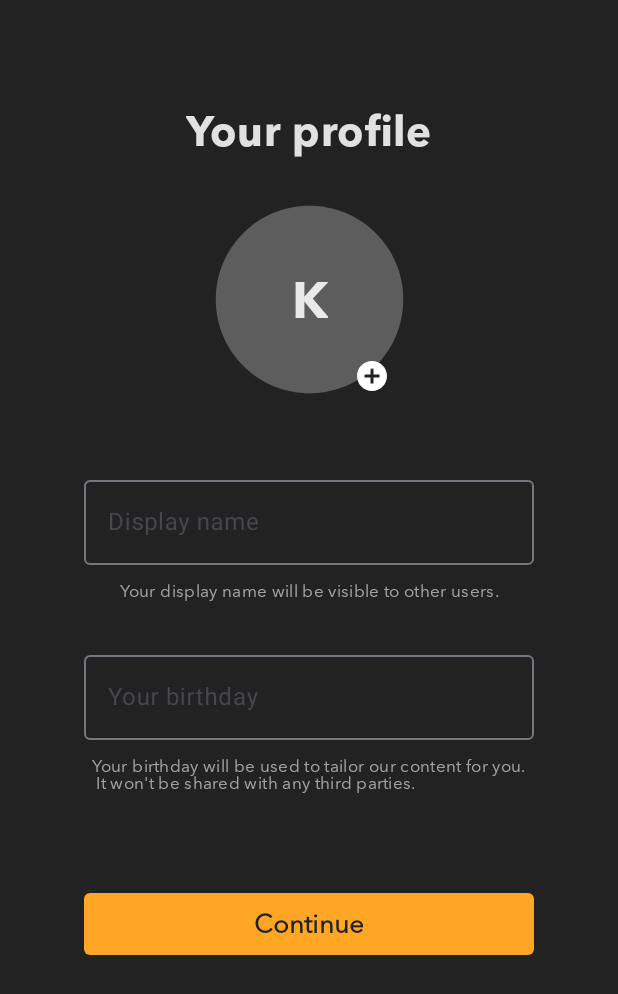
After one commit to avasiaxx/ReelTalk, an Android app: the ProfileFragment screen opened through its navigation route, on a phone screen of 412 x 824 dp. The commit adds this screen. Shown: the top 994 px of the screen. Run offline under Robolectric (Android 15) with nearby library versions, the phone set to English and light mode, and no system bars; our stand-ins replace CircleImageView.

Commit message:
ProfileFragment created

```diff
--- a/app/build.gradle.kts
+++ b/app/build.gradle.kts
@@ -57,4 +57,7 @@ dependencies {
     //ViewPager2 & Dot Indicator
     implementation(libs.viewpager2)
     implementation(libs.dotsindicator)
+
+    //Circle Image View
+    implementation(libs.circleimageview)
 }
--- /dev/null
+++ b/app/src/main/java/com/avasia/reeltalk/profile/ProfileFragment.kt
@@ -0,0 +1,18 @@
+package com.avasia.reeltalk.profile
+
+import android.os.Bundle
+import android.view.LayoutInflater
+import android.view.View
+import android.view.ViewGroup
+import androidx.fragment.app.Fragment
+import com.avasia.reeltalk.R
+
+class ProfileFragment: Fragment() {
+    override fun onCreateView(
+        inflater: LayoutInflater,
+        container: ViewGroup?,
+        savedInstanceState: Bundle?
+    ): View? {
+        return inflater.inflate(R.layout.fragment_profile, container, false)
+    }
+}
--- a/app/src/main/java/com/avasia/reeltalk/welcomescreens/WelcomeDetailsFragment.kt
+++ b/app/src/main/java/com/avasia/reeltalk/welcomescreens/WelcomeDetailsFragment.kt
@@ -9,6 +9,7 @@ import android.view.View
 import android.view.ViewGroup
 import androidx.core.content.ContextCompat
 import androidx.fragment.app.Fragment
+import androidx.navigation.fragment.findNavController
 import androidx.viewpager2.widget.ViewPager2
 import com.avasia.reeltalk.R
 import com.avasia.reeltalk.databinding.FragmentWelcomeDetailsBinding
@@ -83,5 +84,9 @@ class WelcomeDetailsFragment: Fragment(R.layout.fragment_welcome_details) {
                 }
             }
         })
+
+        continueBtn.setOnClickListener{
+            findNavController().navigate(R.id.profileFragment)
+        }
     }
 }
--- /dev/null
+++ b/app/src/main/res/drawable/baseline_add_circle_24.xml
@@ -0,0 +1,5 @@
+<vector android:height="24dp" android:tint="#FFFFFF"
+    android:viewportHeight="24" android:viewportWidth="24"
+    android:width="24dp" xmlns:android="http://schemas.android.com/apk/res/android">
+    <path android:fillColor="@android:color/white" android:pathData="M12,2C6.48,2 2,6.48 2,12s4.48,10 10,10 10,-4.48 10,-10S17.52,2 12,2zM17,13h-4v4h-2v-4L7,13v-2h4L11,7h2v4h4v2z"/>
+</vector>
--- /dev/null
+++ b/app/src/main/res/drawable/baseline_circle_24.xml
@@ -0,0 +1,5 @@
+<vector android:height="150dp" android:tint="#BDBDBD"
+    android:viewportHeight="24" android:viewportWidth="24"
+    android:width="150dp" xmlns:android="http://schemas.android.com/apk/res/android">
+    <path android:fillColor="@color/disabled" android:pathData="M12,2C6.47,2 2,6.47 2,12s4.47,10 10,10 10,-4.47 10,-10S17.53,2 12,2z"/>
+</vector>
--- /dev/null
+++ b/app/src/main/res/layout/fragment_profile.xml
@@ -0,0 +1,120 @@
+<?xml version="1.0" encoding="utf-8"?>
+<androidx.constraintlayout.widget.ConstraintLayout
+    xmlns:android="http://schemas.android.com/apk/res/android"
+    xmlns:app="http://schemas.android.com/apk/res-auto"
+    android:layout_width="match_parent"
+    android:layout_height="match_parent">
+
+    <TextView
+        android:id="@+id/profile"
+        android:layout_width="wrap_content"
+        android:layout_height="wrap_content"
+        app:layout_constraintTop_toTopOf="parent"
+        app:layout_constraintEnd_toEndOf="parent"
+        app:layout_constraintStart_toStartOf="parent"
+        android:text="@string/your_profile"
+        android:textAppearance="@style/TitleH2"
+        android:layout_marginTop="70dp"/>
+
+    <de.hdodenhof.circleimageview.CircleImageView
+        android:id="@+id/image"
+        app:civ_border_width="0dp"
+        android:layout_centerInParent="true"
+        android:src="@drawable/baseline_circle_24"
+        app:civ_border_color="#FF000000"
+        android:layout_width="150dp"
+        android:layout_height="150dp"
+        app:layout_constraintTop_toBottomOf="@id/profile"
+        app:layout_constraintStart_toStartOf="parent"
+        app:layout_constraintEnd_toEndOf="parent"
+        android:layout_marginTop="20dp"/>
+
+    <de.hdodenhof.circleimageview.CircleImageView
+        android:layout_width="wrap_content"
+        android:layout_height="wrap_content"
+        app:layout_constraintBottom_toBottomOf="@+id/image"
+        app:layout_constraintEnd_toEndOf="@+id/image"
+        android:layout_centerInParent="true"
+        android:src="@drawable/baseline_add_circle_24"
+        app:civ_border_width="0dp"
+        android:layout_marginBottom="12dp"
+        android:layout_marginEnd="21dp"/>
+
+    <TextView
+        android:layout_width="wrap_content"
+        android:layout_height="wrap_content"
+        android:text="@string/k"
+        android:textAppearance="@style/TitleH1"
+        app:layout_constraintStart_toStartOf="@+id/image"
+        app:layout_constraintEnd_toEndOf="@id/image"
+        app:layout_constraintTop_toTopOf="@id/image"
+        app:layout_constraintBottom_toBottomOf="@id/image"/>
+
+    <com.google.android.material.textfield.TextInputLayout
+        android:id="@+id/displayName"
+        android:layout_marginTop="40dp"
+        android:layout_width="300dp"
+        android:layout_height="wrap_content"
+        app:layout_constraintTop_toBottomOf="@+id/image"
+        app:layout_constraintStart_toStartOf="parent"
+        app:layout_constraintEnd_toEndOf="parent"
+        android:hint="@string/display_name">
+        <com.google.android.material.textfield.TextInputEditText
+            android:id="@+id/nameInput"
+            android:layout_width="match_parent"
+            android:layout_height="match_parent"
+            android:inputType="textPersonName"/>
+    </com.google.android.material.textfield.TextInputLayout>
+
+    <TextView
+        android:id="@+id/nameTip"
+        android:layout_width="wrap_content"
+        android:layout_height="wrap_content"
+        android:text="@string/your_display_name_will_be_visible_to_other_users"
+        app:layout_constraintTop_toBottomOf="@+id/displayName"
+        app:layout_constraintStart_toStartOf="parent"
+        app:layout_constraintEnd_toEndOf="parent"
+        android:layout_marginTop="10dp"
+        android:textAppearance="@style/PreText"/>
+
+
+    <com.google.android.material.textfield.TextInputLayout
+        android:id="@+id/birthday"
+        android:layout_marginTop="30dp"
+        android:layout_width="300dp"
+        android:layout_height="wrap_content"
+        app:layout_constraintTop_toBottomOf="@+id/nameTip"
+        app:layout_constraintStart_toStartOf="parent"
+        app:layout_constraintEnd_toEndOf="parent"
+        android:hint="@string/your_birthday">
+        <com.google.android.material.textfield.TextInputEditText
+            android:id="@+id/birthdayInput"
+            android:layout_width="match_parent"
+            android:layout_height="match_parent"
+            android:inputType="textPersonName"/>
+    </com.google.android.material.textfield.TextInputLayout>
+
+    <TextView
+        android:id="@+id/birthdayTip"
+        android:layout_width="wrap_content"
+        android:layout_height="wrap_content"
+        android:text="@string/your_birthday_will_be_used_to_tailor_our_content_for_you_n_it_won_t_be_shared_with_any_third_parties"
+        app:layout_constraintTop_toBottomOf="@+id/birthday"
+        app:layout_constraintStart_toStartOf="parent"
+        app:layout_constraintEnd_toEndOf="parent"
+        android:layout_marginTop="10dp"
+        android:textAppearance="@style/PreText"/>
+
+    <com.google.android.material.button.MaterialButton
+        android:id="@+id/continueBtn"
+        android:layout_width="300dp"
+        android:layout_height="wrap_content"
+        android:padding="10dp"
+        app:layout_constraintTop_toBottomOf="@id/birthdayTip"
+        app:layout_constraintStart_toStartOf="parent"
+        app:layout_constraintEnd_toEndOf="parent"
+        android:text="@string/continueText"
+        style="@style/MaterialButtonStyle"
+        android:layout_marginTop="60dp"/>
+
+</androidx.constraintlayout.widget.ConstraintLayout>
--- a/app/src/main/res/navigation/nav_graph.xml
+++ b/app/src/main/res/navigation/nav_graph.xml
@@ -29,5 +29,13 @@
     <fragment
         android:id="@+id/welcomeDetailsFragment"
         android:name="com.avasia.reeltalk.welcomescreens.WelcomeDetailsFragment"
-        android:label="WelcomeDetailsFragment" />
+        android:label="WelcomeDetailsFragment" >
+        <action
+            android:id="@+id/action_welcomeDetailsFragment_to_profileFragment"
+            app:destination="@id/profileFragment" />
+    </fragment>
+    <fragment
+        android:id="@+id/profileFragment"
+        android:name="com.avasia.reeltalk.profile.ProfileFragment"
+        android:label="ProfileFragment" />
 </navigation>
--- a/app/src/main/res/values/strings.xml
+++ b/app/src/main/res/values/strings.xml
@@ -9,4 +9,10 @@
     <string name="discover_and_discuss_your_favorite_films_n_movies_and_shows">Discover and discuss your favorite films,\n movies, and shows</string>
     <string name="let_s_get_started">Let\'s get started!</string>
     <string name="image">Image</string>
+    <string name="your_profile">Your profile</string>
+    <string name="display_name">Display name</string>
+    <string name="your_display_name_will_be_visible_to_other_users">Your display name will be visible to other users.</string>
+    <string name="your_birthday">Your birthday</string>
+    <string name="your_birthday_will_be_used_to_tailor_our_content_for_you_n_it_won_t_be_shared_with_any_third_parties">Your birthday will be used to tailor our content for you.\n It won\'t be shared with any third parties.</string>
+    <string name="k">K</string>
 </resources>
--- a/app/src/main/res/values/themes.xml
+++ b/app/src/main/res/values/themes.xml
@@ -21,7 +21,7 @@
         <item name="android:fontFamily">@font/avenir_next_bold</item>
         <item name="android:textSize">28sp</item>
         <item name="android:textColor">@color/highEmphasis</item>
-        <item name="android:letterSpacing">-0.005</item>
+        <item name="android:letterSpacing">0.008</item>
     </style>
 
     <style name="TitleH3">
@@ -61,6 +61,13 @@
         <item name="android:letterSpacing">0.002</item>
     </style>
 
+    <style name="PreText">
+        <item name="android:fontFamily">@font/avenir_next_regular</item>
+        <item name="android:textSize">11sp</item>
+        <item name="android:textColor">@color/mediumEmphasis</item>
+        <item name="android:letterSpacing">0.02</item>
+    </style>
+
 
     <!-- Custom styles for Material Buttons -->
     <style name= "MaterialButtonStyle" parent="Widget.MaterialComponents.Button.UnelevatedButton">
--- a/gradle/libs.versions.toml
+++ b/gradle/libs.versions.toml
@@ -11,6 +11,8 @@ constraintlayout = "2.1.4"
 nav_version = "2.7.4"
 viewpager = "1.0.0"
 dotsindicator = "5.0"
+circleimageview = "3.1.0"
+
 
 [libraries]
 core-ktx = { group = "androidx.core", name = "core-ktx", version.ref = "core-ktx" }
@@ -24,6 +26,7 @@ navigation-fragment = { group = "androidx.navigation", name = "navigation-fragme
 navigation-ui = { group = "androidx.navigation", name = "navigation-ui-ktx", version.ref = "nav_version" }
 viewpager2 = { group = "androidx.viewpager2", name = "viewpager2", version.ref = "viewpager"}
 dotsindicator = {group = "com.tbuonomo", name = "dotsindicator", version.ref = "dotsindicator"}
+circleimageview = {group = "de.hdodenhof", name = "circleimageview", version.ref = "circleimageview"}
 
 [plugins]
 androidApplication = { id = "com.android.application", version.ref = "agp" }
```
